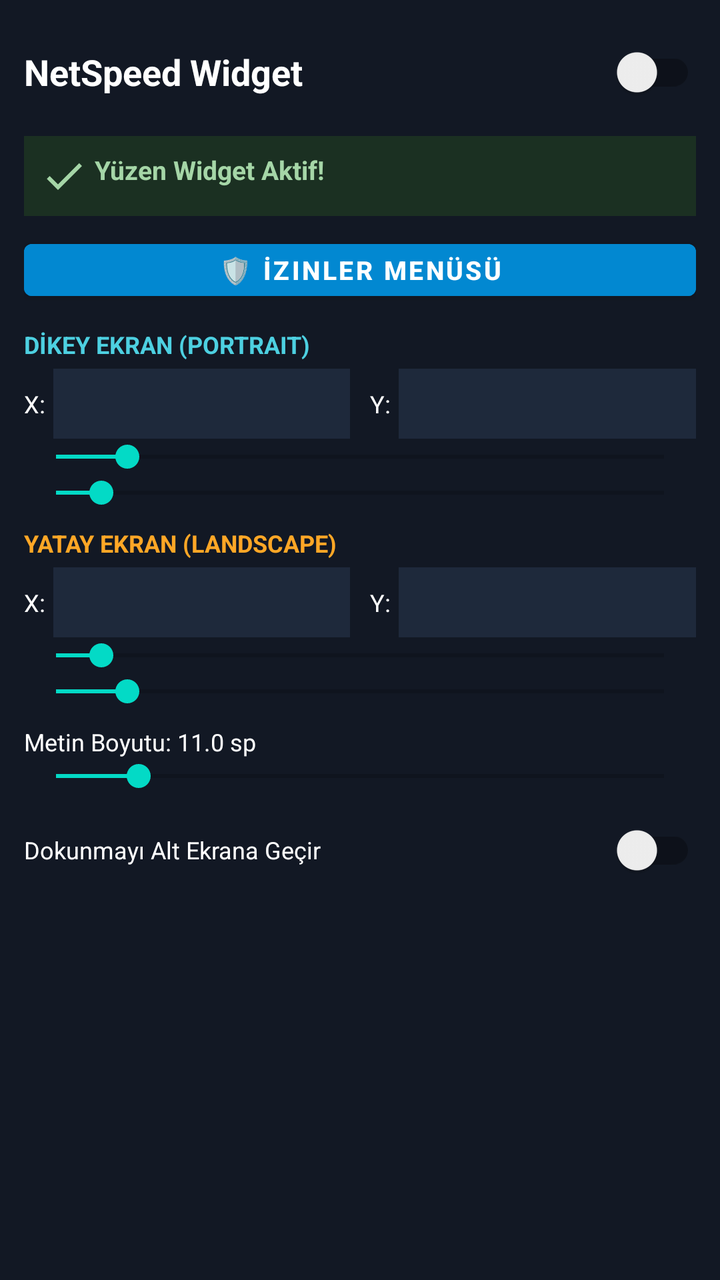
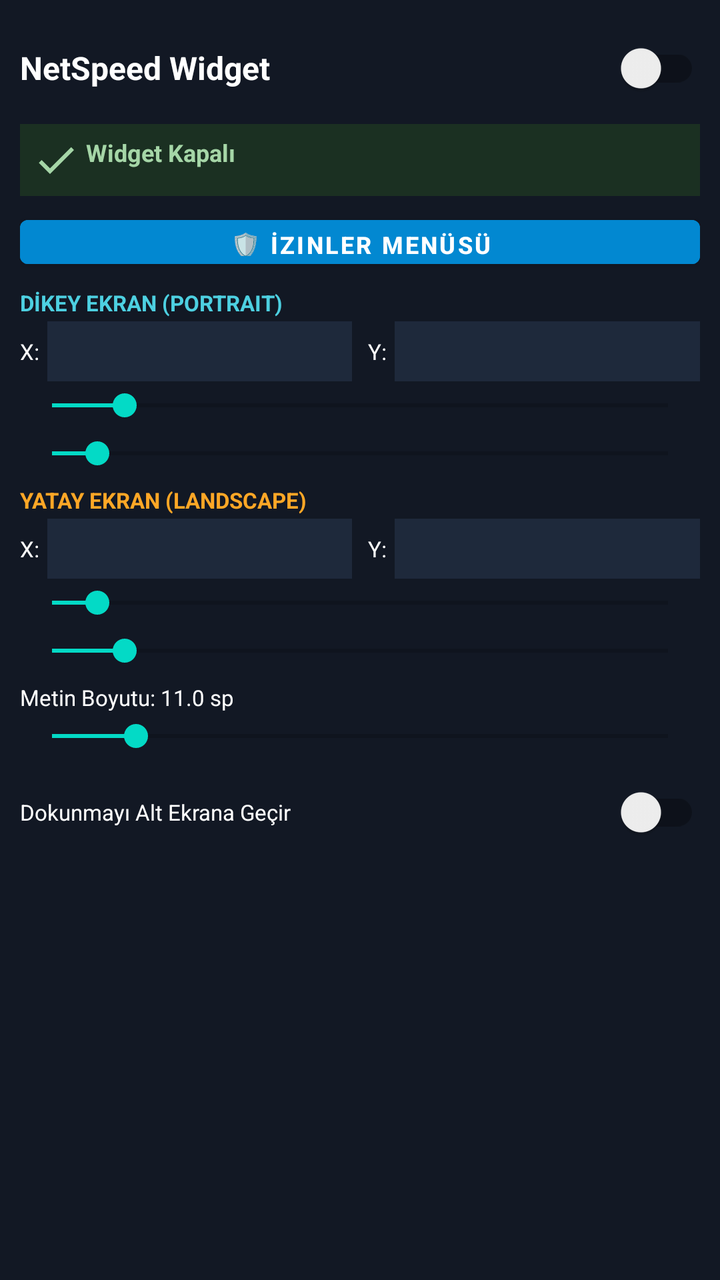

An Android layout rendered at two revisions. The XML below is the earlier revision; the diff shows what the commit changed to produce the second picture.
<!-- AndroidManifest.xml: application theme Theme.Netspeed -->
<!-- res/layout/activity_main.xml -->
<?xml version="1.0" encoding="utf-8"?>
<LinearLayout xmlns:android="http://schemas.android.com/apk/res/android"
    android:layout_width="match_parent" android:layout_height="match_parent"
    android:background="#121824" android:orientation="vertical" android:padding="12dp">
    
    
    <LinearLayout android:layout_width="match_parent" android:layout_height="wrap_content" android:gravity="center_vertical" android:orientation="horizontal" android:paddingBottom="8dp">
        <TextView android:layout_width="0dp" android:layout_height="wrap_content" android:layout_weight="1" android:text="NetSpeed Widget" android:textColor="#FFFFFF" android:textSize="18sp" android:textStyle="bold" />
        <androidx.appcompat.widget.SwitchCompat android:id="@+id/switchWidgetToggle" android:layout_width="wrap_content" android:layout_height="wrap_content" />
    </LinearLayout>
    
    
    <TextView android:id="@+id/txtStatus" android:layout_width="match_parent" android:layout_height="wrap_content" android:background="#1B3022" android:drawableStart="@drawable/ic_check" android:padding="8dp" android:text=" Yüzen Widget Aktif!" android:textColor="#A5D6A7" android:textSize="13sp" android:textStyle="bold" />
    
    
    <Button android:id="@+id/btnOpenPermissions" android:layout_width="match_parent" android:layout_height="38dp" android:layout_marginTop="8dp" android:text="🛡️ İzinler Menüsü" android:backgroundTint="#0288D1" android:textColor="#FFFFFF" android:textSize="13sp" android:textStyle="bold" />

    
    <TextView android:layout_width="wrap_content" android:layout_height="wrap_content" android:layout_marginTop="10dp" android:text="DİKEY EKRAN (PORTRAIT)" android:textColor="#4DD0E1" android:textSize="12sp" android:textStyle="bold" />
    
    <LinearLayout android:layout_width="match_parent" android:layout_height="wrap_content" android:orientation="horizontal" android:layout_marginTop="4dp" android:gravity="center_vertical">
        <TextView android:layout_width="wrap_content" android:layout_height="wrap_content" android:text="X:" android:textColor="#FFFFFF" android:textSize="12sp"/>
        <EditText android:id="@+id/etPortX" android:layout_width="0dp" android:layout_height="35dp" android:layout_weight="1" android:inputType="numberSigned" android:textColor="#FFFFFF" android:background="#1E293B" android:padding="4dp" android:layout_marginStart="4dp" android:textSize="12sp" android:textAlignment="center"/>
        <TextView android:layout_width="wrap_content" android:layout_height="wrap_content" android:text="Y:" android:textColor="#FFFFFF" android:textSize="12sp" android:layout_marginStart="10dp"/>
        <EditText android:id="@+id/etPortY" android:layout_width="0dp" android:layout_height="35dp" android:layout_weight="1" android:inputType="numberSigned" android:textColor="#FFFFFF" android:background="#1E293B" android:padding="4dp" android:layout_marginStart="4dp" android:textSize="12sp" android:textAlignment="center"/>
    </LinearLayout>
    
    <SeekBar android:id="@+id/seekBarPortX" android:layout_width="match_parent" android:layout_height="wrap_content" android:min="-200" android:max="1500" />
    <SeekBar android:id="@+id/seekBarPortY" android:layout_width="match_parent" android:layout_height="wrap_content" android:min="-200" android:max="2500" />

    
    <TextView android:layout_width="wrap_content" android:layout_height="wrap_content" android:layout_marginTop="8dp" android:text="YATAY EKRAN (LANDSCAPE)" android:textColor="#FFA726" android:textSize="12sp" android:textStyle="bold" />
    
    <LinearLayout android:layout_width="match_parent" android:layout_height="wrap_content" android:orientation="horizontal" android:layout_marginTop="4dp" android:gravity="center_vertical">
        <TextView android:layout_width="wrap_content" android:layout_height="wrap_content" android:text="X:" android:textColor="#FFFFFF" android:textSize="12sp"/>
        <EditText android:id="@+id/etLandX" android:layout_width="0dp" android:layout_height="35dp" android:layout_weight="1" android:inputType="numberSigned" android:textColor="#FFFFFF" android:background="#1E293B" android:padding="4dp" android:layout_marginStart="4dp" android:textSize="12sp" android:textAlignment="center"/>
        <TextView android:layout_width="wrap_content" android:layout_height="wrap_content" android:text="Y:" android:textColor="#FFFFFF" android:textSize="12sp" android:layout_marginStart="10dp"/>
        <EditText android:id="@+id/etLandY" android:layout_width="0dp" android:layout_height="35dp" android:layout_weight="1" android:inputType="numberSigned" android:textColor="#FFFFFF" android:background="#1E293B" android:padding="4dp" android:layout_marginStart="4dp" android:textSize="12sp" android:textAlignment="center"/>
    </LinearLayout>

    <SeekBar android:id="@+id/seekBarLandX" android:layout_width="match_parent" android:layout_height="wrap_content" android:min="-200" android:max="2500" />
    <SeekBar android:id="@+id/seekBarLandY" android:layout_width="match_parent" android:layout_height="wrap_content" android:min="-200" android:max="1500" />
    
    
    <TextView android:id="@+id/lblTextSize" android:layout_width="wrap_content" android:layout_height="wrap_content" android:layout_marginTop="8dp" android:text="Metin Boyutu: 11.0 sp" android:textColor="#FFFFFF" android:textSize="12sp"/>
    <SeekBar android:id="@+id/seekBarTextSize" android:layout_width="match_parent" android:layout_height="wrap_content" android:max="30" android:min="8" android:progress="11" />
    
    <LinearLayout android:layout_width="match_parent" android:layout_height="wrap_content" android:layout_marginTop="4dp" android:gravity="center_vertical" android:orientation="horizontal">
        <TextView android:layout_width="0dp" android:layout_height="wrap_content" android:layout_weight="1" android:text="Dokunmayı Alt Ekrana Geçir" android:textColor="#FFFFFF" android:textSize="12sp"/>
        <androidx.appcompat.widget.SwitchCompat android:id="@+id/switchTouchThrough" android:layout_width="wrap_content" android:layout_height="wrap_content" />
    </LinearLayout>
</LinearLayout>
<!-- resources referenced by this layout -->
<resources>
  <!-- drawable ic_check (drawable) -->
  <vector xmlns:android="http://schemas.android.com/apk/res/android"
      android:width="24dp" android:height="24dp"
      android:viewportWidth="24" android:viewportHeight="24">
      <path android:fillColor="#A5D6A7" android:pathData="M9,16.17 L4.83,12 l-1.42,1.41 L9,19 21,7 l-1.41,-1.41 z"/>
  </vector>
  <style name="Theme.Netspeed" parent="Theme.MaterialComponents.DayNight.NoActionBar">
          <item name="android:statusBarColor">#121824</item>
      </style>
</resources>

<!-- the commit's change to res/layout/activity_main.xml (unified diff, before → after) -->
@@ -1,52 +1,52 @@
 <?xml version="1.0" encoding="utf-8"?>
 <LinearLayout xmlns:android="http://schemas.android.com/apk/res/android"
     android:layout_width="match_parent" android:layout_height="match_parent"
-    android:background="#121824" android:orientation="vertical" android:padding="12dp">
+    android:background="#121824" android:orientation="vertical" android:padding="10dp">
     
     
-    <LinearLayout android:layout_width="match_parent" android:layout_height="wrap_content" android:gravity="center_vertical" android:orientation="horizontal" android:paddingBottom="8dp">
-        <TextView android:layout_width="0dp" android:layout_height="wrap_content" android:layout_weight="1" android:text="NetSpeed Widget" android:textColor="#FFFFFF" android:textSize="18sp" android:textStyle="bold" />
+    <LinearLayout android:layout_width="match_parent" android:layout_height="wrap_content" android:gravity="center_vertical" android:orientation="horizontal" android:paddingBottom="4dp">
+        <TextView android:layout_width="0dp" android:layout_height="wrap_content" android:layout_weight="1" android:text="NetSpeed Widget" android:textColor="#FFFFFF" android:textSize="16sp" android:textStyle="bold" />
         <androidx.appcompat.widget.SwitchCompat android:id="@+id/switchWidgetToggle" android:layout_width="wrap_content" android:layout_height="wrap_content" />
     </LinearLayout>
     
     
-    <TextView android:id="@+id/txtStatus" android:layout_width="match_parent" android:layout_height="wrap_content" android:background="#1B3022" android:drawableStart="@drawable/ic_check" android:padding="8dp" android:text=" Yüzen Widget Aktif!" android:textColor="#A5D6A7" android:textSize="13sp" android:textStyle="bold" />
+    <TextView android:id="@+id/txtStatus" android:layout_width="match_parent" android:layout_height="wrap_content" android:background="#1B3022" android:drawableStart="@drawable/ic_check" android:padding="6dp" android:text=" Widget Kapalı" android:textColor="#A5D6A7" android:textSize="12sp" android:textStyle="bold" />
     
     
-    <Button android:id="@+id/btnOpenPermissions" android:layout_width="match_parent" android:layout_height="38dp" android:layout_marginTop="8dp" android:text="🛡️ İzinler Menüsü" android:backgroundTint="#0288D1" android:textColor="#FFFFFF" android:textSize="13sp" android:textStyle="bold" />
+    <Button android:id="@+id/btnOpenPermissions" android:layout_width="match_parent" android:layout_height="34dp" android:layout_marginTop="6dp" android:text="🛡️ İzinler Menüsü" android:backgroundTint="#0288D1" android:textColor="#FFFFFF" android:textSize="12sp" android:textStyle="bold" />
 
     
-    <TextView android:layout_width="wrap_content" android:layout_height="wrap_content" android:layout_marginTop="10dp" android:text="DİKEY EKRAN (PORTRAIT)" android:textColor="#4DD0E1" android:textSize="12sp" android:textStyle="bold" />
+    <TextView android:layout_width="wrap_content" android:layout_height="wrap_content" android:layout_marginTop="6dp" android:text="DİKEY EKRAN (PORTRAIT)" android:textColor="#4DD0E1" android:textSize="11sp" android:textStyle="bold" />
     
-    <LinearLayout android:layout_width="match_parent" android:layout_height="wrap_content" android:orientation="horizontal" android:layout_marginTop="4dp" android:gravity="center_vertical">
-        <TextView android:layout_width="wrap_content" android:layout_height="wrap_content" android:text="X:" android:textColor="#FFFFFF" android:textSize="12sp"/>
-        <EditText android:id="@+id/etPortX" android:layout_width="0dp" android:layout_height="35dp" android:layout_weight="1" android:inputType="numberSigned" android:textColor="#FFFFFF" android:background="#1E293B" android:padding="4dp" android:layout_marginStart="4dp" android:textSize="12sp" android:textAlignment="center"/>
-        <TextView android:layout_width="wrap_content" android:layout_height="wrap_content" android:text="Y:" android:textColor="#FFFFFF" android:textSize="12sp" android:layout_marginStart="10dp"/>
-        <EditText android:id="@+id/etPortY" android:layout_width="0dp" android:layout_height="35dp" android:layout_weight="1" android:inputType="numberSigned" android:textColor="#FFFFFF" android:background="#1E293B" android:padding="4dp" android:layout_marginStart="4dp" android:textSize="12sp" android:textAlignment="center"/>
+    <LinearLayout android:layout_width="match_parent" android:layout_height="wrap_content" android:orientation="horizontal" android:layout_marginTop="2dp" android:gravity="center_vertical">
+        <TextView android:layout_width="wrap_content" android:layout_height="wrap_content" android:text="X:" android:textColor="#FFFFFF" android:textSize="11sp"/>
+        <EditText android:id="@+id/etPortX" android:layout_width="0dp" android:layout_height="30dp" android:layout_weight="1" android:inputType="numberSigned" android:textColor="#FFFFFF" android:background="#1E293B" android:padding="2dp" android:layout_marginStart="4dp" android:textSize="11sp" android:textAlignment="center"/>
+        <TextView android:layout_width="wrap_content" android:layout_height="wrap_content" android:text="Y:" android:textColor="#FFFFFF" android:textSize="11sp" android:layout_marginStart="8dp"/>
+        <EditText android:id="@+id/etPortY" android:layout_width="0dp" android:layout_height="30dp" android:layout_weight="1" android:inputType="numberSigned" android:textColor="#FFFFFF" android:background="#1E293B" android:padding="2dp" android:layout_marginStart="4dp" android:textSize="11sp" android:textAlignment="center"/>
     </LinearLayout>
     
-    <SeekBar android:id="@+id/seekBarPortX" android:layout_width="match_parent" android:layout_height="wrap_content" android:min="-200" android:max="1500" />
-    <SeekBar android:id="@+id/seekBarPortY" android:layout_width="match_parent" android:layout_height="wrap_content" android:min="-200" android:max="2500" />
+    <SeekBar android:id="@+id/seekBarPortX" android:layout_width="match_parent" android:layout_height="24dp" android:min="-200" android:max="1500" />
+    <SeekBar android:id="@+id/seekBarPortY" android:layout_width="match_parent" android:layout_height="24dp" android:min="-200" android:max="2500" />
 
     
-    <TextView android:layout_width="wrap_content" android:layout_height="wrap_content" android:layout_marginTop="8dp" android:text="YATAY EKRAN (LANDSCAPE)" android:textColor="#FFA726" android:textSize="12sp" android:textStyle="bold" />
+    <TextView android:layout_width="wrap_content" android:layout_height="wrap_content" android:layout_marginTop="4dp" android:text="YATAY EKRAN (LANDSCAPE)" android:textColor="#FFA726" android:textSize="11sp" android:textStyle="bold" />
     
-    <LinearLayout android:layout_width="match_parent" android:layout_height="wrap_content" android:orientation="horizontal" android:layout_marginTop="4dp" android:gravity="center_vertical">
-        <TextView android:layout_width="wrap_content" android:layout_height="wrap_content" android:text="X:" android:textColor="#FFFFFF" android:textSize="12sp"/>
-        <EditText android:id="@+id/etLandX" android:layout_width="0dp" android:layout_height="35dp" android:layout_weight="1" android:inputType="numberSigned" android:textColor="#FFFFFF" android:background="#1E293B" android:padding="4dp" android:layout_marginStart="4dp" android:textSize="12sp" android:textAlignment="center"/>
-        <TextView android:layout_width="wrap_content" android:layout_height="wrap_content" android:text="Y:" android:textColor="#FFFFFF" android:textSize="12sp" android:layout_marginStart="10dp"/>
-        <EditText android:id="@+id/etLandY" android:layout_width="0dp" android:layout_height="35dp" android:layout_weight="1" android:inputType="numberSigned" android:textColor="#FFFFFF" android:background="#1E293B" android:padding="4dp" android:layout_marginStart="4dp" android:textSize="12sp" android:textAlignment="center"/>
+    <LinearLayout android:layout_width="match_parent" android:layout_height="wrap_content" android:orientation="horizontal" android:layout_marginTop="2dp" android:gravity="center_vertical">
+        <TextView android:layout_width="wrap_content" android:layout_height="wrap_content" android:text="X:" android:textColor="#FFFFFF" android:textSize="11sp"/>
+        <EditText android:id="@+id/etLandX" android:layout_width="0dp" android:layout_height="30dp" android:layout_weight="1" android:inputType="numberSigned" android:textColor="#FFFFFF" android:background="#1E293B" android:padding="2dp" android:layout_marginStart="4dp" android:textSize="11sp" android:textAlignment="center"/>
+        <TextView android:layout_width="wrap_content" android:layout_height="wrap_content" android:text="Y:" android:textColor="#FFFFFF" android:textSize="11sp" android:layout_marginStart="8dp"/>
+        <EditText android:id="@+id/etLandY" android:layout_width="0dp" android:layout_height="30dp" android:layout_weight="1" android:inputType="numberSigned" android:textColor="#FFFFFF" android:background="#1E293B" android:padding="2dp" android:layout_marginStart="4dp" android:textSize="11sp" android:textAlignment="center"/>
     </LinearLayout>
 
-    <SeekBar android:id="@+id/seekBarLandX" android:layout_width="match_parent" android:layout_height="wrap_content" android:min="-200" android:max="2500" />
-    <SeekBar android:id="@+id/seekBarLandY" android:layout_width="match_parent" android:layout_height="wrap_content" android:min="-200" android:max="1500" />
+    <SeekBar android:id="@+id/seekBarLandX" android:layout_width="match_parent" android:layout_height="24dp" android:min="-200" android:max="2500" />
+    <SeekBar android:id="@+id/seekBarLandY" android:layout_width="match_parent" android:layout_height="24dp" android:min="-200" android:max="1500" />
     
     
-    <TextView android:id="@+id/lblTextSize" android:layout_width="wrap_content" android:layout_height="wrap_content" android:layout_marginTop="8dp" android:text="Metin Boyutu: 11.0 sp" android:textColor="#FFFFFF" android:textSize="12sp"/>
-    <SeekBar android:id="@+id/seekBarTextSize" android:layout_width="match_parent" android:layout_height="wrap_content" android:max="30" android:min="8" android:progress="11" />
+    <TextView android:id="@+id/lblTextSize" android:layout_width="wrap_content" android:layout_height="wrap_content" android:layout_marginTop="4dp" android:text="Metin Boyutu: 11.0 sp" android:textColor="#FFFFFF" android:textSize="11sp"/>
+    <SeekBar android:id="@+id/seekBarTextSize" android:layout_width="match_parent" android:layout_height="24dp" android:max="30" android:min="8" android:progress="11" />
     
-    <LinearLayout android:layout_width="match_parent" android:layout_height="wrap_content" android:layout_marginTop="4dp" android:gravity="center_vertical" android:orientation="horizontal">
-        <TextView android:layout_width="0dp" android:layout_height="wrap_content" android:layout_weight="1" android:text="Dokunmayı Alt Ekrana Geçir" android:textColor="#FFFFFF" android:textSize="12sp"/>
+    <LinearLayout android:layout_width="match_parent" android:layout_height="wrap_content" android:layout_marginTop="2dp" android:gravity="center_vertical" android:orientation="horizontal">
+        <TextView android:layout_width="0dp" android:layout_height="wrap_content" android:layout_weight="1" android:text="Dokunmayı Alt Ekrana Geçir" android:textColor="#FFFFFF" android:textSize="11sp"/>
         <androidx.appcompat.widget.SwitchCompat android:id="@+id/switchTouchThrough" android:layout_width="wrap_content" android:layout_height="wrap_content" />
     </LinearLayout>
 </LinearLayout>
